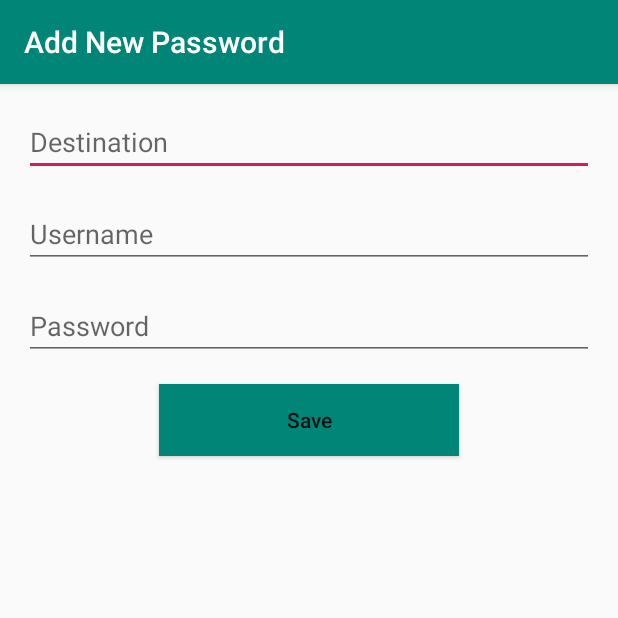
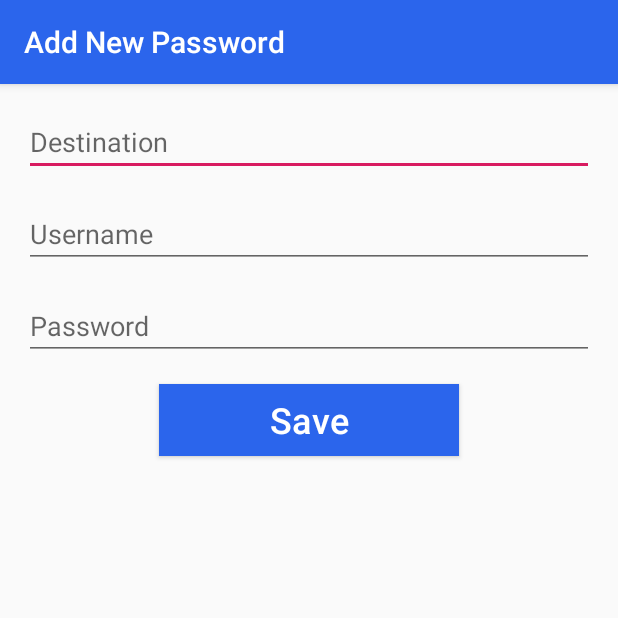
Before and after one commit to derubioo/AndriisAndroidTestApp, an Android app: the screen it shows after launch (AddPasswordActivity), after a tap on an icon or button, on a phone screen of 412 x 824 dp, the top half of it. Run offline under Robolectric (Android 15) with nearby library versions, the phone set to English and light mode, and no system bars; our stand-ins replace Room's generated code.

Commit message:
Some design alignment

```diff
--- a/app/build.gradle
+++ b/app/build.gradle
@@ -43,4 +43,5 @@ dependencies {
     testImplementation 'junit:junit:4.12'
     androidTestImplementation 'com.android.support.test:runner:1.0.2'
     androidTestImplementation 'com.android.support.test.espresso:espresso-core:3.0.2'
+    implementation 'com.android.support:cardview-v7:28.0.0'
 }
--- a/app/src/main/java/com/example/andriispasswordmanager/MainActivity.kt
+++ b/app/src/main/java/com/example/andriispasswordmanager/MainActivity.kt
@@ -23,7 +23,7 @@ class MainActivity : AppCompatActivity(), CoroutineScope {
     private lateinit var accountsViewModel: AccountsViewModel
     private lateinit var recyclerView: RecyclerView
     private lateinit var viewAdapter: Adapter
-    private lateinit var viewManager: RecyclerView.LayoutManager
+    private lateinit var viewManager: LinearLayoutManager
 
     override fun onCreate(savedInstanceState: Bundle?) = runBlocking {
         super.onCreate(savedInstanceState)
@@ -45,11 +45,13 @@ class MainActivity : AppCompatActivity(), CoroutineScope {
         recyclerView = findViewById<RecyclerView>(R.id.my_recycler_view).apply {
             // use this setting to improve performance if you know that changes
             // in content do not change the layout size of the RecyclerView
-            setHasFixedSize(true)
+            //setHasFixedSize(true)
             // use a linear layout manager
             layoutManager = viewManager
             // specify an viewAdapter (see also next example)
             adapter = viewAdapter
+            // Add spacing at the bottom of list items.
+            //addItemDecoration(SpacingDecorator(Utils.dpToPx(applicationContext, R.dimen.accounts_list_items_spacing)))
         }
 
         accountsViewModel.allAccounts.observe(this@MainActivity, Observer { accounts ->
--- a/app/src/main/res/layout/add_password_activity.xml
+++ b/app/src/main/res/layout/add_password_activity.xml
@@ -13,8 +13,11 @@
             app:layout_constraintStart_toStartOf="parent"
             app:layout_constraintEnd_toEndOf="parent"
             app:layout_constraintHorizontal_bias="1.0"
-            tools:ignore="UnusedAttribute" android:layout_marginTop="16dp" app:layout_constraintTop_toTopOf="parent"
-            android:layout_marginStart="16dp" android:layout_marginEnd="16dp"/>
+            tools:ignore="UnusedAttribute"
+            android:layout_marginTop="@dimen/medium_margin"
+            app:layout_constraintTop_toTopOf="parent"
+            android:layout_marginStart="@dimen/medium_margin"
+            android:layout_marginEnd="@dimen/medium_margin"/>
 
     <EditText
             android:id="@+id/editTextUsername"
@@ -24,8 +27,11 @@
             android:inputType="text"
             android:importantForAutofill="no"
             tools:ignore="UnusedAttribute"
-            app:layout_constraintStart_toStartOf="parent" app:layout_constraintEnd_toEndOf="parent"
-            android:layout_marginStart="16dp" android:layout_marginEnd="16dp" android:layout_marginTop="16dp"
+            app:layout_constraintStart_toStartOf="parent"
+            app:layout_constraintEnd_toEndOf="parent"
+            android:layout_marginStart="@dimen/medium_margin"
+            android:layout_marginEnd="@dimen/medium_margin"
+            android:layout_marginTop="@dimen/medium_margin"
             app:layout_constraintTop_toBottomOf="@+id/editTextDestination"/>
 
     <EditText
@@ -37,22 +43,29 @@
             android:importantForAutofill="no"
             app:layout_constraintStart_toStartOf="parent"
             app:layout_constraintEnd_toEndOf="parent"
-            tools:ignore="UnusedAttribute" app:layout_constraintHorizontal_bias="1.0" android:layout_marginTop="16dp"
-            app:layout_constraintTop_toBottomOf="@+id/editTextUsername" android:layout_marginStart="16dp"
-            android:layout_marginEnd="16dp"/>
+            tools:ignore="UnusedAttribute"
+            app:layout_constraintHorizontal_bias="1.0"
+            android:layout_marginTop="@dimen/medium_margin"
+            app:layout_constraintTop_toBottomOf="@+id/editTextUsername"
+            android:layout_marginStart="@dimen/medium_margin"
+            android:layout_marginEnd="@dimen/medium_margin"/>
 
     <Button
             android:id="@+id/button_save"
             android:layout_width="200dp"
             android:layout_height="wrap_content"
             android:layout_gravity="center_horizontal"
-            android:background="@color/colorPrimary"
+            android:background="@color/app_theme_primary"
             android:text="@string/save_button_text"
+            android:textColor="@android:color/white"
+            android:textSize="@dimen/text_size_medium"
             android:textAllCaps="false"
-            android:layout_marginEnd="8dp"
+            android:layout_marginEnd="@dimen/small_margin"
             app:layout_constraintEnd_toEndOf="parent"
-            android:layout_marginStart="8dp"
-            app:layout_constraintStart_toStartOf="parent" android:layout_marginTop="16dp"
-            app:layout_constraintTop_toBottomOf="@+id/editTextPassword"/>
+            android:layout_marginStart="@dimen/small_margin"
+            app:layout_constraintStart_toStartOf="parent"
+            android:layout_marginTop="@dimen/medium_margin"
+            app:layout_constraintTop_toBottomOf="@+id/editTextPassword"
+            android:elevation="@dimen/small_margin"/>
 
 </android.support.constraint.ConstraintLayout>
--- a/app/src/main/res/values/colors.xml
+++ b/app/src/main/res/values/colors.xml
@@ -1,6 +1,9 @@
 <?xml version="1.0" encoding="utf-8"?>
 <resources>
     <color name="colorPrimary">#008577</color>
+    <color name="app_theme_primary">#2B65EC</color>
+    <color name="app_theme_dark">#0000A0</color>
     <color name="colorPrimaryDark">#00574B</color>
     <color name="colorAccent">#D81B60</color>
+    <color name="light_gray">#D3D3D3</color>
 </resources>
--- a/app/src/main/res/values/dimens.xml
+++ b/app/src/main/res/values/dimens.xml
@@ -1,3 +1,8 @@
 <resources>
-    <dimen name="fab_margin">16dp</dimen>
+    <dimen name="accounts_list_items_spacing">5dp</dimen>
+    <dimen name="card_view_elevation">3dp</dimen>
+    <dimen name="small_margin">8dp</dimen>
+    <dimen name="medium_margin">16dp</dimen>
+    <dimen name="big_margin">24dp</dimen>
+    <dimen name="text_size_medium">24sp</dimen>
 </resources>
--- a/app/src/main/res/values/strings.xml
+++ b/app/src/main/res/values/strings.xml
@@ -9,4 +9,5 @@
     <string name="save_button_text">Save</string>
     <string name="required_warning">Required field</string>
     <string name="snackbar_text_saved">Saved</string>
+    <string name="view_password_button">View Password Button</string>
 </resources>
--- a/app/src/main/res/values/styles.xml
+++ b/app/src/main/res/values/styles.xml
@@ -3,7 +3,7 @@
     <!-- Base application theme. -->
     <style name="AppTheme" parent="Theme.AppCompat.Light.DarkActionBar">
         <!-- Customize your theme here. -->
-        <item name="colorPrimary">@color/colorPrimary</item>
+        <item name="colorPrimary">@color/app_theme_primary</item>
         <item name="colorPrimaryDark">@color/colorPrimaryDark</item>
         <item name="colorAccent">@color/colorAccent</item>
     </style>
```
Also changed, not shown: app/src/main/java/com/example/andriispasswordmanager/Adapter.kt (+7 -4 lines), app/src/main/java/com/example/andriispasswordmanager/SpacingDecorator.kt (added, +19 -0 lines), app/src/main/java/com/example/andriispasswordmanager/Utils.kt (added, +15 -0 lines), app/src/main/res/drawable/ic_baseline_remove_red_eye_24px.xml (added, +9 -0 lines), app/src/main/res/layout/activity_main.xml (+10 -7 lines), app/src/main/res/layout/item_row.xml (+59 -19 lines).
